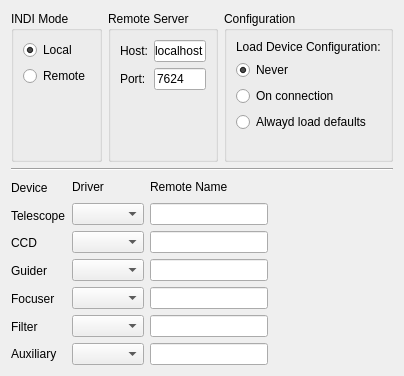
Old version of the form kstars/ekos/opsekos.ui in the repository KDE/kstars.
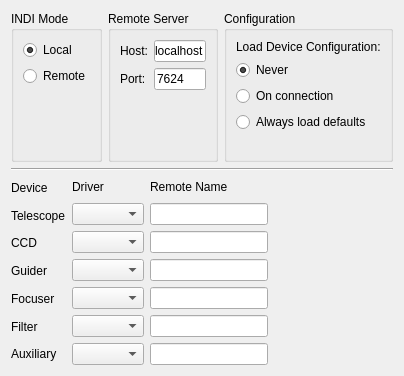
New version of the form.

Patch:
```diff
--- a/kstars/ekos/opsekos.ui
+++ b/kstars/ekos/opsekos.ui
@@ -142,7 +142,7 @@
         <item>
          <widget class="QRadioButton" name="kcfg_ekosLoadDefaults">
           <property name="text">
-           <string>Alwayd load defaults</string>
+           <string>Always load defaults</string>
           </property>
          </widget>
         </item>
```
